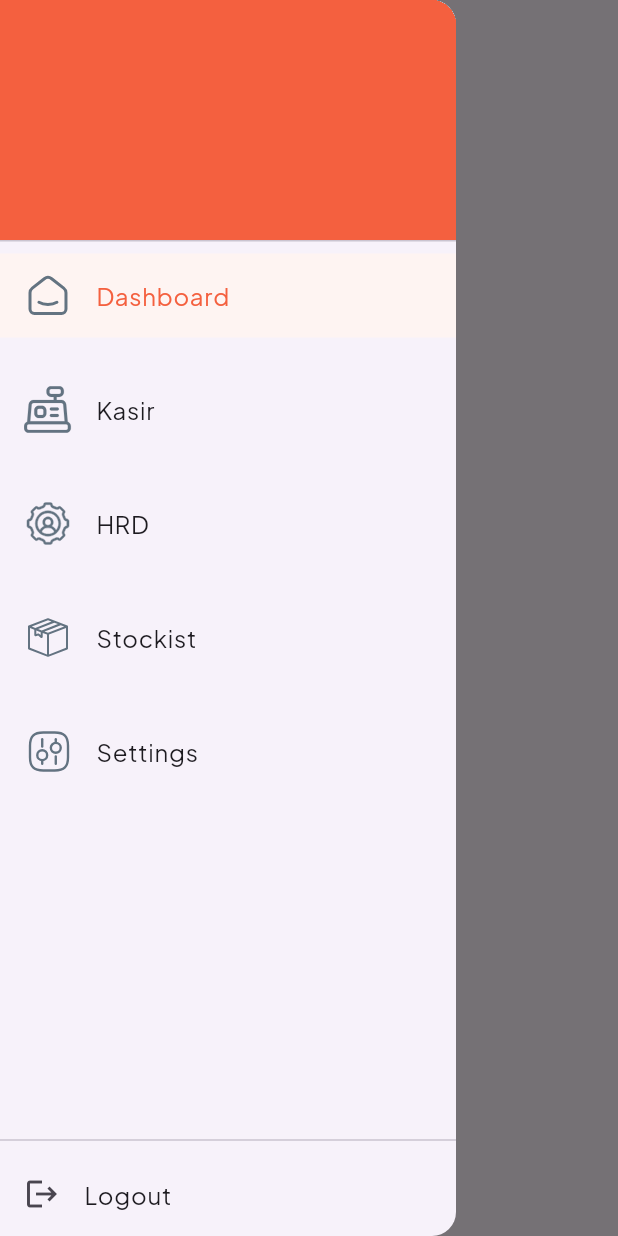
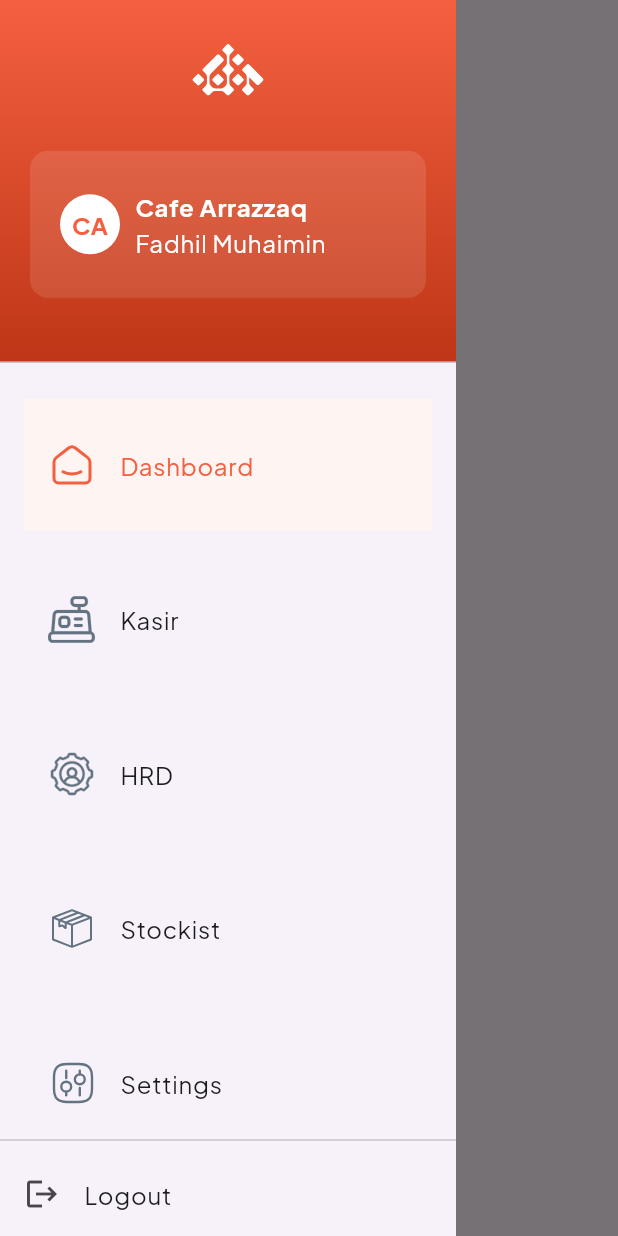
Before and after one commit to AKIB-POS/akib_pos, a Flutter app: the screen it shows after launch, with the side drawer open, on a phone screen of 412 x 824 dp. Run offline on Flutter 3.47's test engine with Material 3 defaults, Android fonts, the phone set to English and light mode, and no system bars; our stand-ins replace bloc, connectivity_plus, device_preview, equatable, firebase_core, flutter_bloc and 2 more; accounts and stored records are empty.

Commit message:
fix drawer

```diff
--- a/lib/common/app_colors.dart
+++ b/lib/common/app_colors.dart
@@ -6,9 +6,10 @@ class AppColors {
   // Primary Colors
   static const Color primaryLighter = Color(0xFFFFF1F0);
   static const Color primaryLight = Color(0xFFFF9C94);
-  static const Color primaryMain = Color(0xFFF02030);
+  static const Color primaryMain = Color.fromRGBO(244, 96, 63, 1);
   static const Color primaryDark = Color(0xFFB81003);
   static const Color primaryDarker = Color(0xFF560000);
+  static const Color primaryBackgorund = Color.fromRGBO(254, 244, 242, 1);
 
   // Secondary Colors
   static const Color secondaryLighter = Color(0xFFE0FFFE);
--- a/lib/common/custom_sidebar.dart
+++ /dev/null
@@ -1,40 +0,0 @@
-import 'package:flutter/material.dart';
-
-class CustomSidebarXItem extends StatelessWidget {
-  final IconData icon;
-  final String label;
-  final VoidCallback onTap;
-  final bool isExtended;
-
-  const CustomSidebarXItem({
-    Key? key,
-    required this.icon,
-    required this.label,
-    required this.onTap,
-    required this.isExtended,
-  }) : super(key: key);
-
-  @override
-  Widget build(BuildContext context) {
-    return InkWell(
-      onTap: onTap,
-      child: Padding(
-        padding: const EdgeInsets.all(8.0),
-        child: Column(
-          mainAxisAlignment: MainAxisAlignment.center,
-          children: [
-            Icon(icon, size: 24, color: Colors.white),
-            if (isExtended)
-              Padding(
-                padding: const EdgeInsets.only(top: 8.0),
-                child: Text(
-                  label,
-                  style: TextStyle(color: Colors.white),
-                ),
-              ),
-          ],
-        ),
-      ),
-    );
-  }
-}
--- a/lib/features/dashboard/presentation/pages/dashboard_page.dart
+++ b/lib/features/dashboard/presentation/pages/dashboard_page.dart
@@ -1,5 +1,6 @@
 import 'package:flutter/material.dart';
 import 'package:akib_pos/features/home/widget/my_drawer.dart';
+import 'package:flutter_svg/svg.dart';
 
 class DashboardPage extends StatelessWidget {
   @override
@@ -7,6 +8,7 @@ class DashboardPage extends StatelessWidget {
     return Scaffold(
       appBar: AppBar(
         title: const Text('Dashboard'),
+        leading: SvgPicture.asset("assets/icons/ic_burger_menu.svg"),
         // Pastikan tidak ada duplikasi ikon menu di sini
       ),
       drawer: MyDrawer(),
--- a/lib/features/home/widget/my_drawer.dart
+++ b/lib/features/home/widget/my_drawer.dart
@@ -1,53 +1,63 @@
+import 'package:akib_pos/common/app_colors.dart';
 import 'package:akib_pos/features/home/cubit/navigation_cubit.dart';
 import 'package:flutter/material.dart';
 import 'package:flutter_bloc/flutter_bloc.dart';
 import 'package:flutter_svg/svg.dart';
-import 'package:sizer/sizer.dart';
 
 class MyDrawer extends StatelessWidget {
   final List<String> menuTitles = ["Dashboard", "Kasir", "HRD", "Stockist", "Settings"];
   final List<String> iconTitles = ["assets/icons/ic_dashboard.svg", "assets/icons/ic_kasir.svg", "assets/icons/ic_hrd.svg", "assets/icons/ic_stockist.svg", "assets/icons/ic_pengaturan.svg"];
+  final String cafeName = "Cafe Arrazzaq";
+  final String ownerName = "Fadhil Muhaimin";
 
   @override
   Widget build(BuildContext context) {
+    String cafeInitials = getInitials(cafeName);
     return Drawer(
+      shape: const RoundedRectangleBorder(
+        borderRadius: BorderRadius.only(
+          topRight: Radius.circular(0),
+          bottomRight: Radius.circular(0),
+        ),
+      ),
       child: Column(
         children: [
-          DrawerHeader(
-            decoration: const BoxDecoration(
-              color: Color.fromRGBO(244, 96, 63, 1),
-              // Future implementation: add some pattern background and images
-            ),
-            child: Container(height: 200), // Example height
+          CustomDrawerHeader(
+            cafeName: cafeName,
+            ownerName: ownerName,
+            cafeInitials: cafeInitials,
+            iconPath: "assets/icons/ic_app.svg", // Replace with your icon asset
           ),
           Expanded(
             child: ListView.builder(
+              padding: const EdgeInsets.all(16.0), // Padding for the entire list
               itemCount: menuTitles.length,
               itemBuilder: (BuildContext context, int index) {
+                bool isSelected = BlocProvider.of<NavigationCubit>(context).state == index;
                 return Padding(
-  padding: const EdgeInsets.only(bottom: 20),
+                  padding: const EdgeInsets.only(bottom: 15), // Padding between each ListTile
+                  child: ClipRRect(
+                    borderRadius: BorderRadius.circular(8.0), // Rounded corners for the ListTile
                     child: ListTile(
+                      contentPadding: const EdgeInsets.symmetric(horizontal: 16.0, vertical: 16.0),
+                      tileColor: isSelected ? AppColors.primaryBackgorund : null,
+                      selected: isSelected,
+                      selectedTileColor: AppColors.primaryBackgorund,
+                      selectedColor: AppColors.primaryMain,
                       title: Text(menuTitles[index]),
-    selected: BlocProvider.of<NavigationCubit>(context).state == index,
-    selectedTileColor: Color.fromRGBO(254, 244, 242, 1),
-    selectedColor: Color.fromRGBO(244, 96, 63, 1),
                       leading: SvgPicture.asset(
                         iconTitles[index],
                         width: 32,
                         height: 32,
-      placeholderBuilder: (BuildContext context) => Container(
-        padding: const EdgeInsets.all(10.0),
-        child: const CircularProgressIndicator(),
-      ),
-
+                        colorFilter: isSelected ? const ColorFilter.mode(AppColors.primaryMain, BlendMode.srcIn) : const ColorFilter.mode(AppColors.textGrey600, BlendMode.srcIn),
                       ),
                       onTap: () {
                         BlocProvider.of<NavigationCubit>(context).navigateTo(index);
                         Navigator.pop(context);
                       },
                     ),
+                  ),
                 );
-
               },
             ),
           ),
@@ -63,4 +73,107 @@ class MyDrawer extends StatelessWidget {
       ),
     );
   }
+
+  String getInitials(String name) {
+    List<String> words = name.split(" ");
+    String initials = "";
+    for (var word in words) {
+      if (word.isNotEmpty) {
+        initials += word[0];
       }
+      if (initials.length == 2) {
+        break;
+      }
+    }
+    return initials;
+  }
+}
+
+class CustomDrawerHeader extends StatelessWidget {
+  final String cafeName;
+  final String ownerName;
+  final String cafeInitials;
+  final String iconPath;
+
+  CustomDrawerHeader({
+    required this.cafeName,
+    required this.ownerName,
+    required this.cafeInitials,
+    required this.iconPath,
+  });
+
+  @override
+  Widget build(BuildContext context) {
+    return SizedBox(
+      height : 250,
+      child: DrawerHeader(
+        padding: EdgeInsets.only(bottom: 20,left: 20,right: 20),
+        decoration: const BoxDecoration(
+          gradient: LinearGradient(
+            colors: [
+              Color.fromRGBO(244, 96, 63, 1),
+              Color.fromRGBO(190, 54, 23, 1),
+            ],
+            begin: Alignment.topCenter,
+            end: Alignment.bottomCenter,
+          ),
+        ),
+        child: Column(
+          mainAxisAlignment: MainAxisAlignment.center,
+          children: [
+            SvgPicture.asset(
+              iconPath, // Replace with your icon asset
+              height: 48,
+              width: 48,
+            ),
+            SizedBox(height: 30),
+            Container(
+              padding: EdgeInsets.symmetric(horizontal: 20, vertical: 25),
+              decoration: BoxDecoration(
+                color: Color.fromRGBO(254, 244, 242, 0.12),
+                borderRadius: BorderRadius.circular(12),
+              ),
+              child: Row(
+                children: [
+                  CircleAvatar(
+                    backgroundColor: Colors.white,
+                    child: Text(
+                      cafeInitials,
+                      style: TextStyle(
+                        color: Color.fromRGBO(244, 96, 63, 1),
+                        fontWeight: FontWeight.bold,
+                      ),
+                    ),
+                  ),
+                  SizedBox(width: 10),
+                  Flexible(
+                    child: Column(
+                      crossAxisAlignment: CrossAxisAlignment.start,
+                      children: [
+                        Text(
+                          cafeName,
+                          style: TextStyle(
+                            color: Colors.white,
+                            fontWeight: FontWeight.bold,
+                          ),
+                          overflow: TextOverflow.ellipsis,
+                        ),
+                        Text(
+                          ownerName,
+                          style: TextStyle(
+                            color: Colors.white,
+                          ),
+                          overflow: TextOverflow.ellipsis,
+                        ),
+                      ],
+                    ),
+                  ),
+                ],
+              ),
+            ),
+          ],
+        ),
+      ),
+    );
+  }
+}
```
Also changed, not shown: lib/common/custom_drawer.dart (deleted, +0 -36 lines), assets/icons/ic_app.svg (added), assets/icons/ic_burger_menu.svg (added), assets/icons/ic_disc.svg (added), assets/icons/ic_note.svg (added), assets/icons/ic_save.svg (added). Lines whose indentation alone changed are shown as unchanged.
